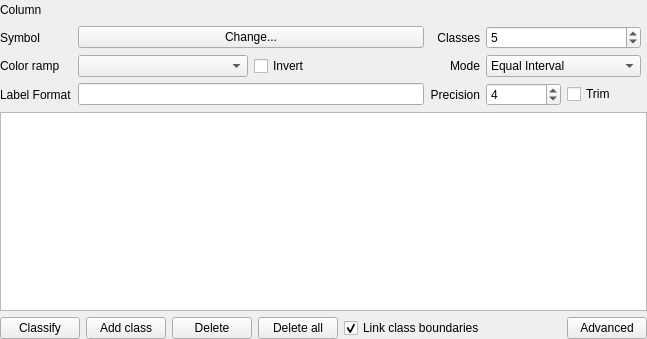
Above: src/ui/qgsgraduatedsymbolrendererv2widget.ui from qgis/QGIS before the change. Below: the same form after it.
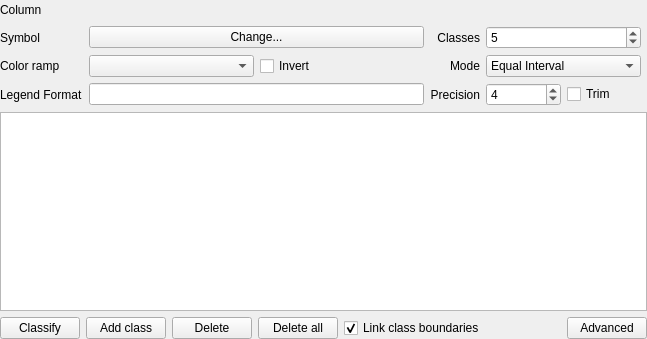
That is the form after the change. Custom widgets are drawn as their Qt base class.

Commit message: API fixes to use Legend instead of Label where it makes more sense

```diff
--- a/src/ui/qgsgraduatedsymbolrendererv2widget.ui
+++ b/src/ui/qgsgraduatedsymbolrendererv2widget.ui
@@ -235,7 +235,7 @@
      <item row="6" column="0">
       <widget class="QLabel" name="label">
        <property name="text">
-        <string>Label Format</string>
+        <string>Legend Format</string>
        </property>
        <property name="alignment">
         <set>Qt::AlignLeading|Qt::AlignLeft|Qt::AlignVCenter</set>
```
The commit also changes 5 other files.
